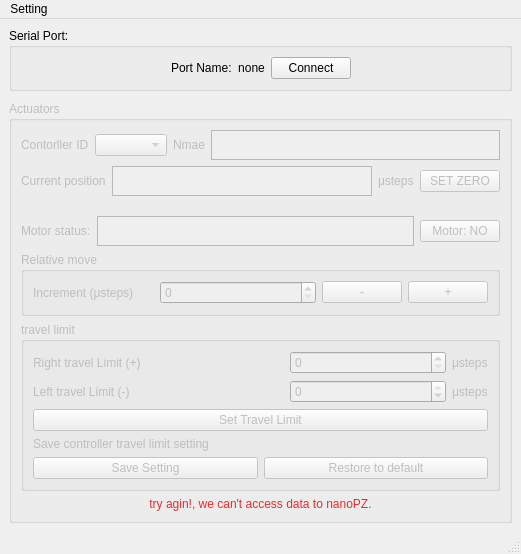
Above: mainwindow.ui from maruta01/NanoPiezoActuator before the change. Below: the same form after it.
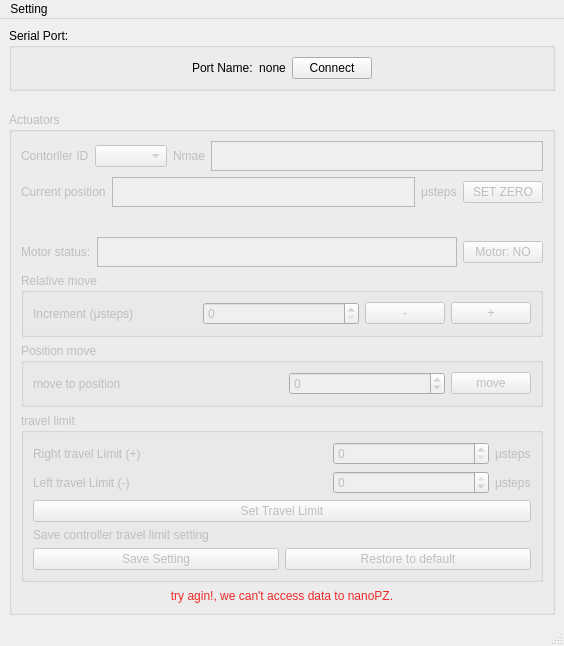
That is the form after the change.

Commit message: add move to position option already

What changed in the file:
```diff
--- a/mainwindow.ui
+++ b/mainwindow.ui
@@ -6,8 +6,8 @@
    <rect>
     <x>0</x>
     <y>0</y>
-    <width>521</width>
-    <height>554</height>
+    <width>564</width>
+    <height>646</height>
    </rect>
   </property>
   <property name="windowTitle">
@@ -310,6 +310,78 @@
            </layout>
           </widget>
          </item>
+         <item>
+          <widget class="QGroupBox" name="groupBox_3">
+           <property name="font">
+            <font>
+             <family>Ubuntu</family>
+             <bold>false</bold>
+             <stylestrategy>PreferDefault</stylestrategy>
+            </font>
+           </property>
+           <property name="layoutDirection">
+            <enum>Qt::LeftToRight</enum>
+           </property>
+           <property name="autoFillBackground">
+            <bool>false</bool>
+           </property>
+           <property name="title">
+            <string>Position move</string>
+           </property>
+           <property name="flat">
+            <bool>false</bool>
+           </property>
+           <layout class="QVBoxLayout" name="verticalLayout_4">
+            <item>
+             <layout class="QHBoxLayout" name="horizontalLayout_10">
+              <item>
+               <widget class="QLabel" name="move_to_position_label">
+                <property name="text">
+                 <string>move to position</string>
+                </property>
+               </widget>
+              </item>
+              <item>
+               <spacer name="horizontalSpacer_6">
+                <property name="orientation">
+                 <enum>Qt::Horizontal</enum>
+                </property>
+                <property name="sizeHint" stdset="0">
+                 <size>
+                  <width>40</width>
+                  <height>20</height>
+                 </size>
+                </property>
+               </spacer>
+              </item>
+              <item>
+               <widget class="QSpinBox" name="position_spinBox">
+                <property name="minimumSize">
+                 <size>
+                  <width>156</width>
+                  <height>0</height>
+                 </size>
+                </property>
+                <property name="minimum">
+                 <number>-1000000</number>
+                </property>
+                <property name="maximum">
+                 <number>1000000</number>
+                </property>
+               </widget>
+              </item>
+              <item>
+               <widget class="QPushButton" name="move_postition_pushButton">
+                <property name="text">
+                 <string>move</string>
+                </property>
+               </widget>
+              </item>
+             </layout>
+            </item>
+           </layout>
+          </widget>
+         </item>
          <item>
           <widget class="QGroupBox" name="limit_groupBox">
            <property name="title">
@@ -489,7 +561,7 @@
     <rect>
      <x>0</x>
      <y>0</y>
-     <width>521</width>
+     <width>564</width>
      <height>20</height>
     </rect>
    </property>
```
The commit also changes 4 other files.
